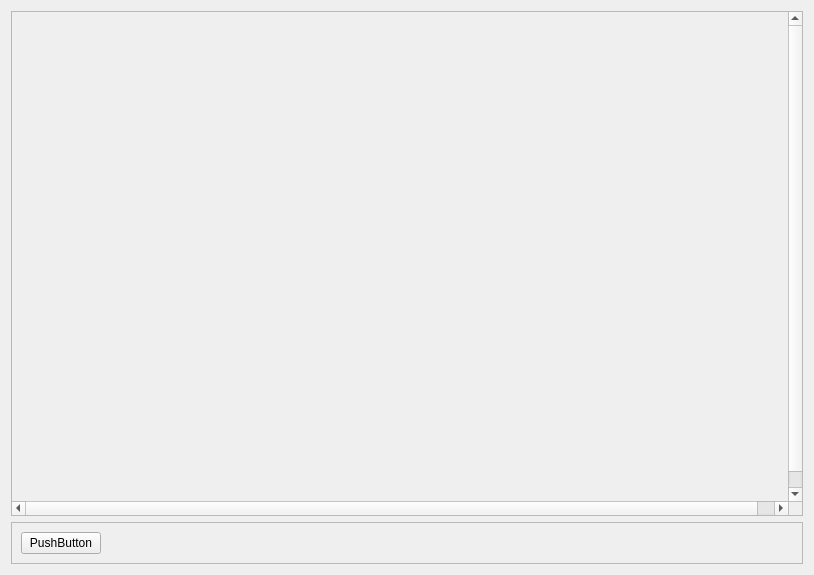
First picture: the form in large_ali.ui, repository sim82/contraption, before the edit.
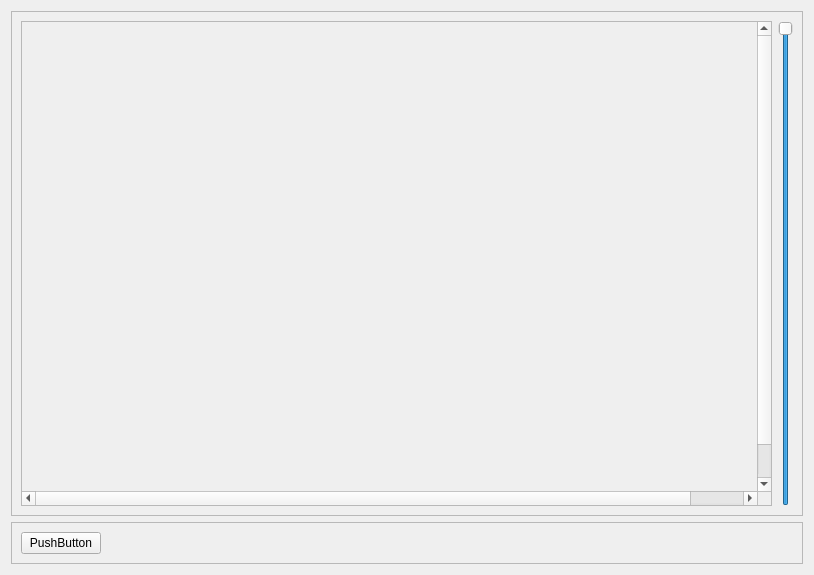
Second picture: the form after the edit.

Commit message: added scoring parameter controls and did some general improvements to the gui.

The edit to the form file:
```diff
--- a/large_ali.ui
+++ b/large_ali.ui
@@ -15,6 +15,15 @@
   </property>
   <layout class="QVBoxLayout" name="verticalLayout">
    <item>
+    <widget class="QFrame" name="frame_2">
+     <property name="frameShape">
+      <enum>QFrame::StyledPanel</enum>
+     </property>
+     <property name="frameShadow">
+      <enum>QFrame::Raised</enum>
+     </property>
+     <layout class="QHBoxLayout" name="horizontalLayout_2">
+      <item>
     <widget class="QScrollArea" name="saAlignment">
      <property name="verticalScrollBarPolicy">
       <enum>Qt::ScrollBarAsNeeded</enum>
@@ -32,6 +41,22 @@
        </rect>
       </property>
      </widget>
+       </widget>
+      </item>
+      <item>
+       <widget class="QSlider" name="slZoom">
+        <property name="maximum">
+         <number>100</number>
+        </property>
+        <property name="value">
+         <number>100</number>
+        </property>
+        <property name="orientation">
+         <enum>Qt::Vertical</enum>
+        </property>
+       </widget>
+      </item>
+     </layout>
     </widget>
    </item>
    <item>
```
Lines whose indentation alone changed are shown as unchanged. The commit also changes 4 other files.
